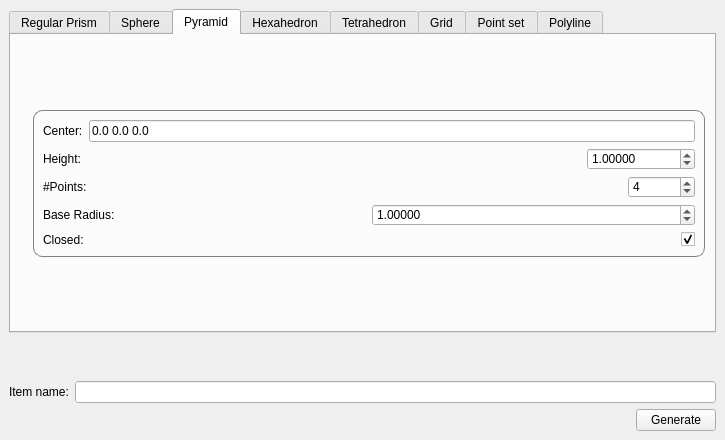
Qt form include/Polyhedron/demo/Polyhedron/Plugins/PCA/Basic_generator_widget.ui (CrealityOfficial/cgal) before a commit.
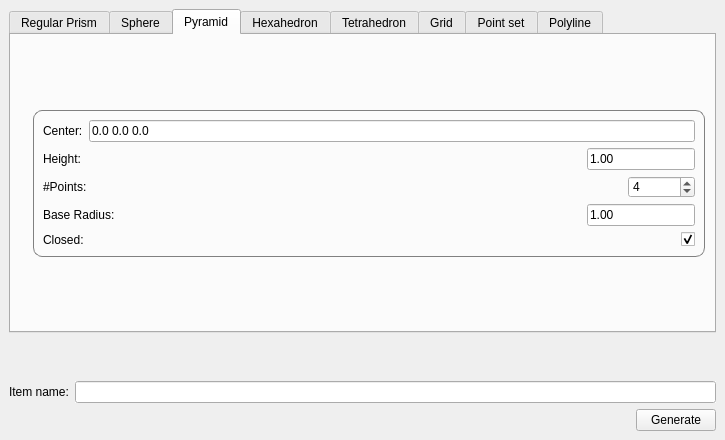
The same form after that commit. The open tabs and pages were chosen to show the change. Icons and pictures are not drawn. Custom widgets are drawn as their Qt base class.

Patch:
```diff
--- a/include/Polyhedron/demo/Polyhedron/Plugins/PCA/Basic_generator_widget.ui
+++ b/include/Polyhedron/demo/Polyhedron/Plugins/PCA/Basic_generator_widget.ui
@@ -424,18 +424,15 @@
                 </widget>
                </item>
                <item>
-                <widget class="QDoubleSpinBox" name="pyramidHeightSpinBox">
-                 <property name="decimals">
-                  <number>5</number>
+                <widget class="DoubleEdit" name="pyramidHeightSpinBox">
+                 <property name="sizePolicy">
+                  <sizepolicy hsizetype="Minimum" vsizetype="Fixed">
+                   <horstretch>0</horstretch>
+                   <verstretch>0</verstretch>
+                  </sizepolicy>
                  </property>
-                 <property name="minimum">
-                  <double>-999999.000000000000000</double>
-                 </property>
-                 <property name="maximum">
-                  <double>999999.000000000000000</double>
-                 </property>
-                 <property name="value">
-                  <double>1.000000000000000</double>
+                 <property name="text">
+                  <string>1.00</string>
                  </property>
                 </widget>
                </item>
@@ -469,7 +466,7 @@
               </layout>
              </item>
              <item>
-              <layout class="QHBoxLayout" name="horizontalLayout_13" stretch="0,0">
+              <layout class="QHBoxLayout" name="horizontalLayout_13" stretch="1,0">
                <item>
                 <widget class="QLabel" name="label_13">
                  <property name="toolTip">
@@ -481,18 +478,15 @@
                 </widget>
                </item>
                <item>
-                <widget class="QDoubleSpinBox" name="pyramidBaseSpinBox">
-                 <property name="decimals">
-                  <number>5</number>
+                <widget class="DoubleEdit" name="pyramidBaseSpinBox">
+                 <property name="sizePolicy">
+                  <sizepolicy hsizetype="Minimum" vsizetype="Fixed">
+                   <horstretch>0</horstretch>
+                   <verstretch>0</verstretch>
+                  </sizepolicy>
                  </property>
-                 <property name="minimum">
-                  <double>-999999.000000000000000</double>
-                 </property>
-                 <property name="maximum">
-                  <double>999999.000000000000000</double>
-                 </property>
-                 <property name="value">
-                  <double>1.000000000000000</double>
+                 <property name="text">
+                  <string>1.00</string>
                  </property>
                 </widget>
                </item>
@@ -1176,6 +1170,13 @@
    </layout>
   </widget>
  </widget>
+ <customwidgets>
+  <customwidget>
+   <class>DoubleEdit</class>
+   <extends>QLineEdit</extends>
+   <header>CGAL_double_edit.h</header>
+  </customwidget>
+ </customwidgets>
  <resources>
   <include location="../../Polyhedron_3.qrc"/>
   <include location="../../Polyhedron_3.qrc"/>
```
Left out of the diff: 52 changed lines with no effect on the pictures.
